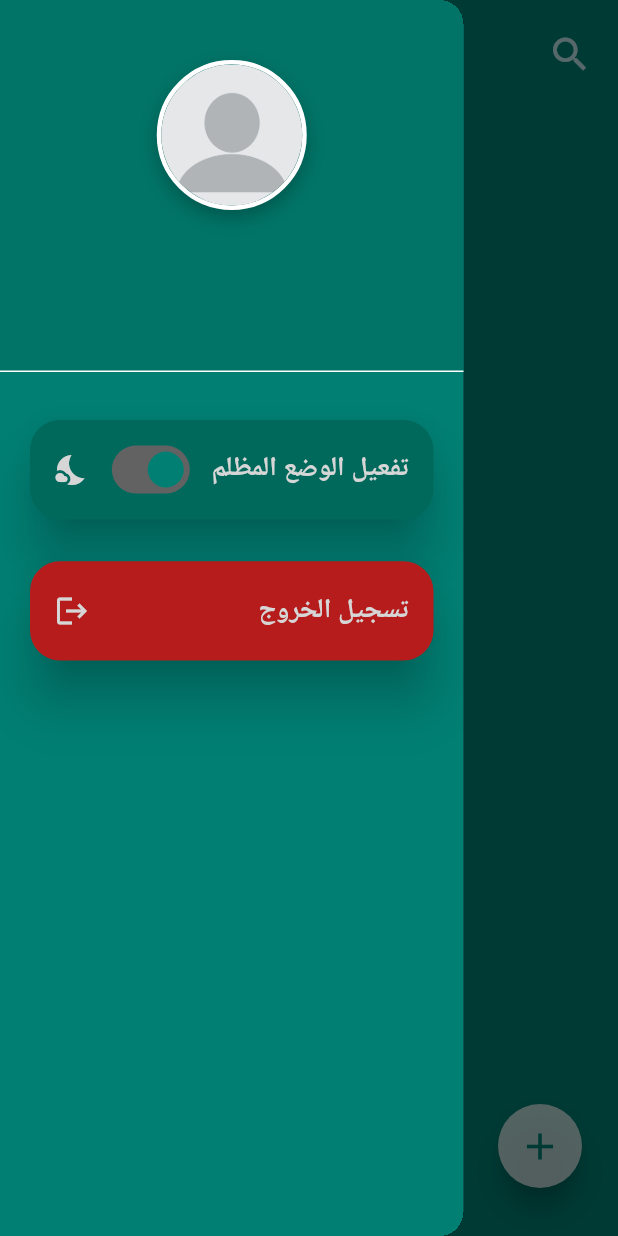
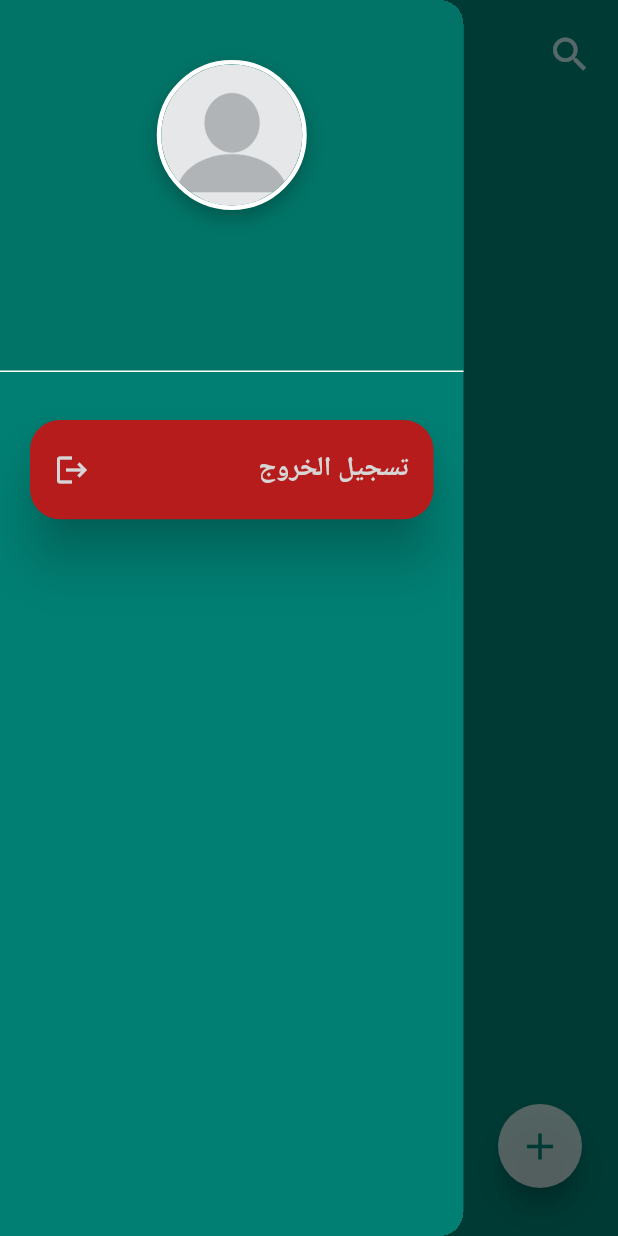
Before and after one commit to hatemf934/deeon, a Flutter app: the HomeView screen opened by its route, with the side drawer open, on a phone screen of 412 x 824 dp. Run offline on Flutter 3.47's test engine with Material 3 defaults, Android fonts, the phone set to English and light mode, and no system bars; our stand-ins replace awesome_dialog, bloc, cloud_firestore, dartz, dismissible_page, firebase_auth and 8 more; missing offline and left inert: bottom_picker; accounts and stored records are empty.

Commit message:
remeove button change theme app

```diff
--- a/lib/features/home/presentation/view/home_view.dart
+++ b/lib/features/home/presentation/view/home_view.dart
@@ -49,7 +49,7 @@ class _HomeViewState extends State<HomeView> {
                 child: Column(
                   children: [
                     UserAccountSection(email: email, name: name),
-                    ContentDrawOptions(),
+                    CustomSignOutButton(),
                   ],
                 ),
               ),
--- a/lib/features/home/presentation/view/widgets/content_draw_options.dart
+++ b/lib/features/home/presentation/view/widgets/content_draw_options.dart
@@ -10,8 +10,8 @@ import 'package:firebase_auth/firebase_auth.dart';
 import 'package:flutter/material.dart';
 import 'package:hive/hive.dart';
 
-class ContentDrawOptions extends StatelessWidget {
-  const ContentDrawOptions({super.key});
+class CustomSignOutButton extends StatelessWidget {
+  const CustomSignOutButton({super.key});
 
   @override
   Widget build(BuildContext context) {
@@ -22,13 +22,6 @@ class ContentDrawOptions extends StatelessWidget {
           horizontal: PaddingManager.p16,
         ),
         children: [
-          SizedBox(height: HeightManager.h20),
-          CustomSwitch(
-            isDarkMode: true,
-            text: TextManger.darkMode,
-            color: ColorManager.deepTeal,
-            iconData: Icons.nights_stay,
-          ),
           SizedBox(height: HeightManager.h20),
           GestureDetector(
             onTap: () async {
--- a/lib/features/home/presentation/view/widgets/switch_dark_theme.dart
+++ b/lib/features/home/presentation/view/widgets/switch_dark_theme.dart
@@ -10,12 +10,10 @@ class CustomSwitch extends StatelessWidget {
     required this.color,
     required this.iconData,
     required this.text,
-    this.isDarkMode = false,
   });
   final Color color;
   final IconData iconData;
   final String text;
-  final bool isDarkMode;
   @override
   Widget build(BuildContext context) {
     final size = MediaQuery.of(context).size;
@@ -38,15 +36,6 @@ class CustomSwitch extends StatelessWidget {
             mainAxisAlignment: MainAxisAlignment.spaceBetween,
             children: [
               Icon(iconData, color: ColorManager.secondryColor),
-              isDarkMode
-                  ? Switch(
-                      value: true,
-                      onChanged: (value) {},
-                      activeThumbColor: ColorManager.primaryColor,
-                      activeTrackColor: ColorManager.activeColorSwitch,
-                    )
-                  : Container(),
-
               Text(
                 text,
                 style: Styles.textStyle18.copyWith(
```
